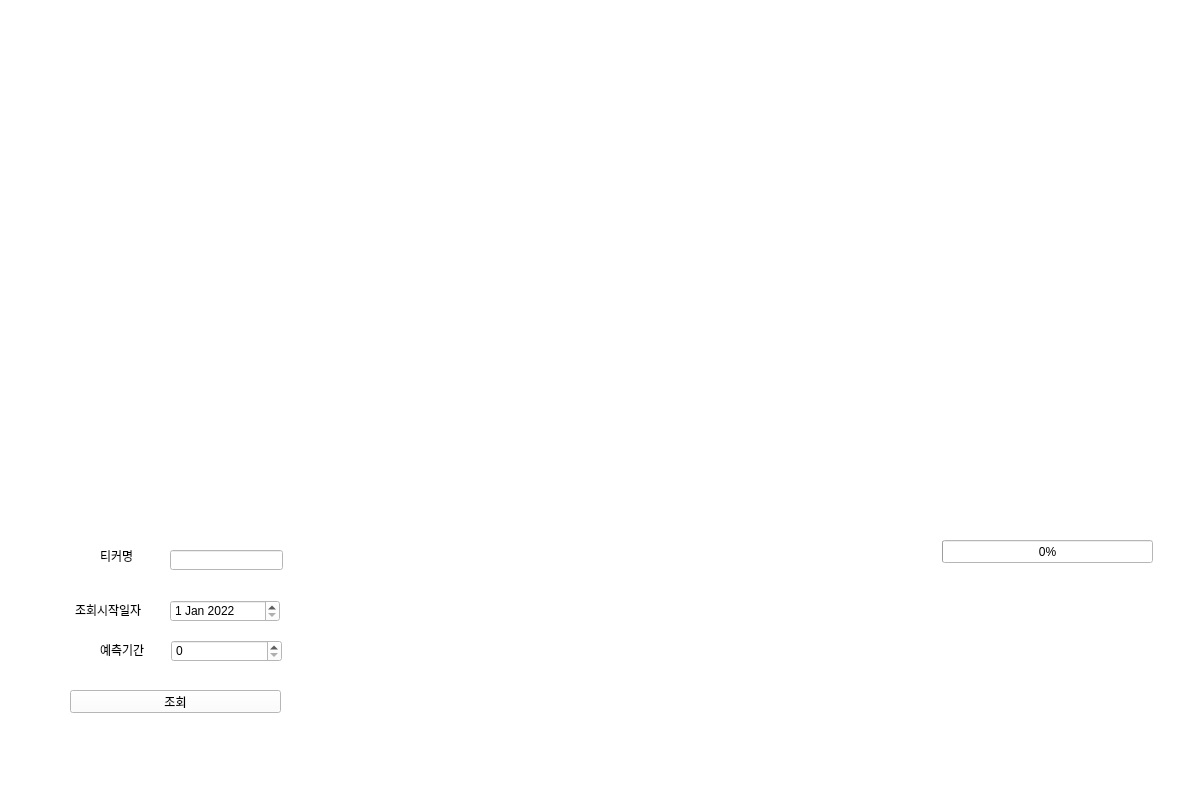
The window that chart.ui (kminvis/PyQt) describes before a commit, drawn with Qt 5.
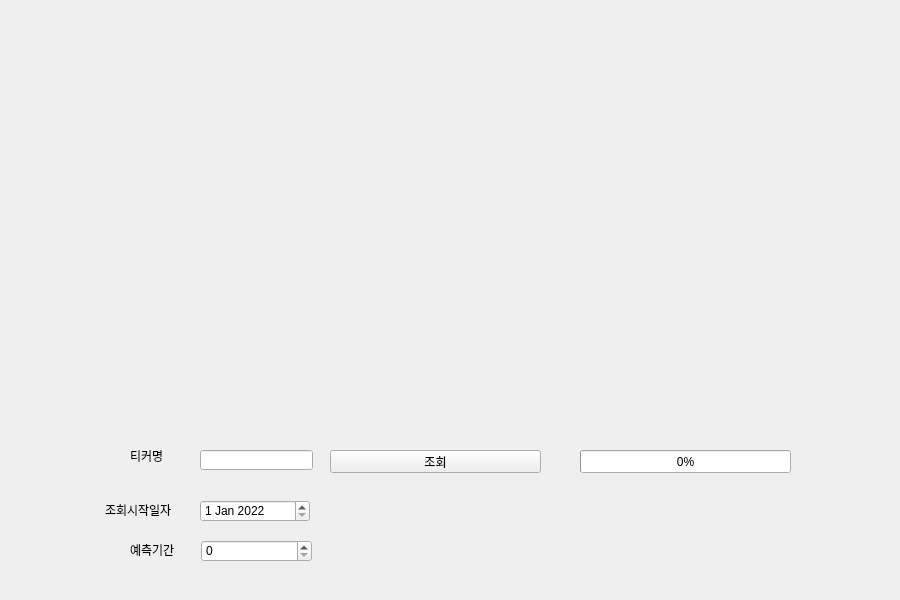
The same window after the commit.

Commit message: 화면 전환

The edit to the form file:
```diff
--- a/chart.ui
+++ b/chart.ui
@@ -1,63 +1,55 @@
 <?xml version="1.0" encoding="UTF-8"?>
 <ui version="4.0">
- <class>MainWindow</class>
- <widget class="QMainWindow" name="MainWindow">
+ <class>Form</class>
+ <widget class="QWidget" name="Form">
   <property name="geometry">
    <rect>
     <x>0</x>
     <y>0</y>
-    <width>1200</width>
-    <height>800</height>
+    <width>900</width>
+    <height>600</height>
    </rect>
   </property>
   <property name="windowTitle">
-   <string>MainWindow</string>
+   <string>Form</string>
+  </property>
+  <widget class="QLabel" name="label_5">
+   <property name="geometry">
+    <rect>
+     <x>330</x>
+     <y>20</y>
+     <width>200</width>
+     <height>50</height>
+    </rect>
   </property>
   <property name="styleSheet">
-   <string notr="true">background-color: rgb(255, 255, 255);</string>
-  </property>
-  <widget class="QWidget" name="centralwidget">
-   <widget class="QPushButton" name="pushButton">
-    <property name="geometry">
-     <rect>
-      <x>70</x>
-      <y>690</y>
-      <width>211</width>
-      <height>23</height>
-     </rect>
+    <string notr="true">font: 75 24pt &quot;Arial&quot;;</string>
     </property>
     <property name="text">
-     <string>조회</string>
-    </property>
-   </widget>
-   <widget class="QLineEdit" name="lineEdit">
-    <property name="geometry">
-     <rect>
-      <x>170</x>
-      <y>550</y>
-      <width>113</width>
-      <height>20</height>
-     </rect>
-    </property>
-   </widget>
-   <widget class="QLabel" name="label">
+    <string/>
+   </property>
+   <property name="alignment">
+    <set>Qt::AlignCenter</set>
+   </property>
+  </widget>
+  <widget class="QLabel" name="label_4">
     <property name="geometry">
      <rect>
-      <x>100</x>
-      <y>550</y>
+     <x>638</x>
+     <y>480</y>
       <width>56</width>
       <height>12</height>
      </rect>
     </property>
     <property name="text">
-     <string>티커명</string>
+    <string/>
     </property>
    </widget>
    <widget class="QLabel" name="label_2">
     <property name="geometry">
      <rect>
-      <x>75</x>
-      <y>600</y>
+     <x>105</x>
+     <y>500</y>
       <width>81</width>
       <height>20</height>
      </rect>
@@ -66,11 +58,34 @@
      <string>조회시작일자</string>
     </property>
    </widget>
+  <widget class="QLineEdit" name="lineEdit">
+   <property name="geometry">
+    <rect>
+     <x>200</x>
+     <y>450</y>
+     <width>113</width>
+     <height>20</height>
+    </rect>
+   </property>
+  </widget>
+  <widget class="QPushButton" name="predictionButton">
+   <property name="geometry">
+    <rect>
+     <x>330</x>
+     <y>450</y>
+     <width>211</width>
+     <height>23</height>
+    </rect>
+   </property>
+   <property name="text">
+    <string>조회</string>
+   </property>
+  </widget>
    <widget class="QDateEdit" name="dateEdit">
     <property name="geometry">
      <rect>
-      <x>170</x>
-      <y>600</y>
+     <x>200</x>
+     <y>500</y>
       <width>110</width>
       <height>22</height>
      </rect>
@@ -109,13 +124,45 @@
      </datetime>
     </property>
    </widget>
+  <widget class="QSpinBox" name="spinBox">
+   <property name="geometry">
+    <rect>
+     <x>201</x>
+     <y>540</y>
+     <width>111</width>
+     <height>22</height>
+    </rect>
+   </property>
+   <property name="maximum">
+    <number>999</number>
+   </property>
+   <property name="singleStep">
+    <number>1</number>
+   </property>
+   <property name="stepType">
+    <enum>QAbstractSpinBox::DefaultStepType</enum>
+   </property>
+  </widget>
+  <widget class="QProgressBar" name="progressBar">
+   <property name="geometry">
+    <rect>
+     <x>580</x>
+     <y>450</y>
+     <width>211</width>
+     <height>23</height>
+    </rect>
+   </property>
+   <property name="value">
+    <number>0</number>
+   </property>
+  </widget>
    <widget class="QWidget" name="verticalLayoutWidget_2">
     <property name="geometry">
      <rect>
-      <x>50</x>
-      <y>50</y>
-      <width>1101</width>
-      <height>481</height>
+     <x>60</x>
+     <y>70</y>
+     <width>761</width>
+     <height>351</height>
      </rect>
     </property>
     <layout class="QVBoxLayout" name="prediction_verticalLayout">
@@ -124,24 +171,24 @@
      </property>
     </layout>
    </widget>
-   <widget class="QProgressBar" name="progressBar">
+  <widget class="QLabel" name="label">
     <property name="geometry">
      <rect>
-      <x>942</x>
-      <y>540</y>
-      <width>211</width>
-      <height>23</height>
-     </rect>
-    </property>
-    <property name="value">
-     <number>0</number>
+     <x>130</x>
+     <y>450</y>
+     <width>56</width>
+     <height>12</height>
+    </rect>
+   </property>
+   <property name="text">
+    <string>티커명</string>
     </property>
    </widget>
    <widget class="QLabel" name="label_3">
     <property name="geometry">
      <rect>
-      <x>171</x>
-      <y>576</y>
+     <x>201</x>
+     <y>476</y>
       <width>111</width>
       <height>16</height>
      </rect>
@@ -153,43 +200,11 @@
      <string/>
     </property>
    </widget>
-   <widget class="QLabel" name="label_4">
-    <property name="geometry">
-     <rect>
-      <x>1000</x>
-      <y>570</y>
-      <width>56</width>
-      <height>12</height>
-     </rect>
-    </property>
-    <property name="text">
-     <string/>
-    </property>
-   </widget>
-   <widget class="QLabel" name="label_5">
-    <property name="geometry">
-     <rect>
-      <x>500</x>
-      <y>0</y>
-      <width>200</width>
-      <height>50</height>
-     </rect>
-    </property>
-    <property name="styleSheet">
-     <string notr="true">font: 75 24pt &quot;Arial&quot;;</string>
-    </property>
-    <property name="text">
-     <string/>
-    </property>
-    <property name="alignment">
-     <set>Qt::AlignCenter</set>
-    </property>
-   </widget>
    <widget class="QLabel" name="label_6">
     <property name="geometry">
      <rect>
-      <x>100</x>
-      <y>640</y>
+     <x>130</x>
+     <y>540</y>
       <width>61</width>
       <height>20</height>
      </rect>
@@ -198,37 +213,6 @@
      <string>예측기간</string>
     </property>
    </widget>
-   <widget class="QSpinBox" name="spinBox">
-    <property name="geometry">
-     <rect>
-      <x>171</x>
-      <y>640</y>
-      <width>111</width>
-      <height>22</height>
-     </rect>
-    </property>
-    <property name="maximum">
-     <number>999</number>
-    </property>
-    <property name="singleStep">
-     <number>1</number>
-    </property>
-    <property name="stepType">
-     <enum>QAbstractSpinBox::DefaultStepType</enum>
-    </property>
-   </widget>
-  </widget>
-  <widget class="QMenuBar" name="menubar">
-   <property name="geometry">
-    <rect>
-     <x>0</x>
-     <y>0</y>
-     <width>1200</width>
-     <height>21</height>
-    </rect>
-   </property>
-  </widget>
-  <widget class="QStatusBar" name="statusbar"/>
  </widget>
  <resources/>
  <connections/>
```
Lines whose indentation alone changed are shown as unchanged. The commit also changes 3 other files.
